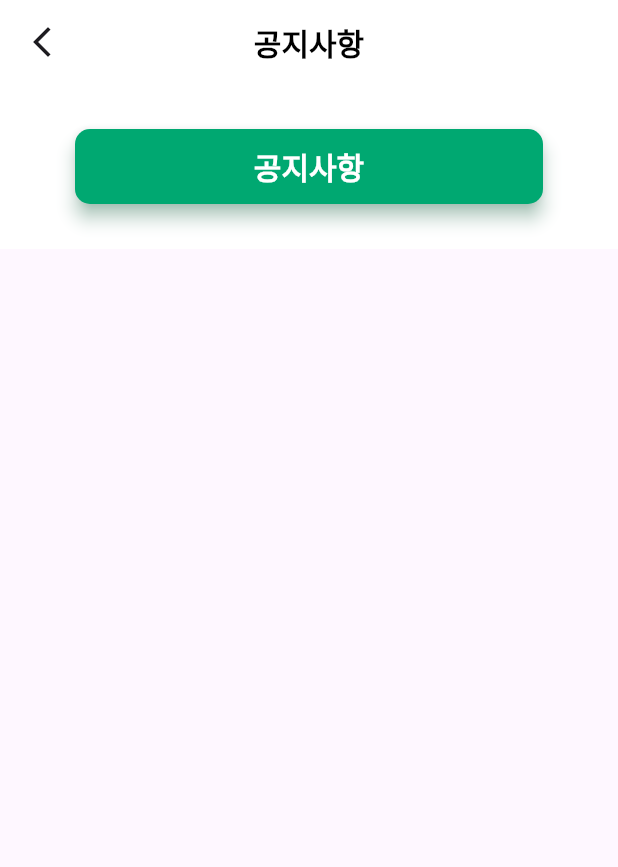
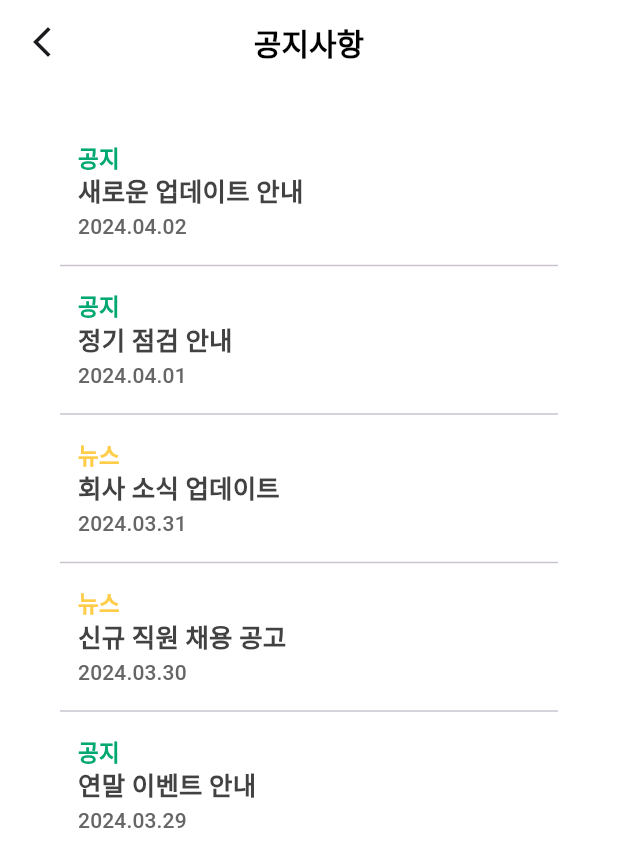
Before and after one commit to YonginUniv-AI-Service-LAB/YIU-AISL-Granity-App, a Flutter app: the NoticeListScreen screen opened directly, on a phone screen of 412 x 824 dp. Shown: the top 867 px of the screen. Run offline on Flutter 3.47's test engine with Material 3 defaults, Android fonts, the phone set to English and light mode, and no system bars; our stand-ins replace animated_custom_dropdown, dio, flutter_dotenv, flutter_riverpod, flutter_secure_storage, freezed_annotation and 1 more; accounts and stored records are empty; Roboto replaces fonts that are missing (Pretendard).

Commit message:
feat: 공지사항 목록 UI 작업 완료, 공지사항 상세보기 UI 작업중

```diff
--- /dev/null
+++ b/lib/data/noticeList.dart
@@ -0,0 +1,43 @@
+// 공지사항 테스트 데이터
+List<Map<String, dynamic>> notices_test_data = [
+  {
+    "id": 1,
+    "title": "새로운 업데이트 안내",
+    "contents": "시스템이 업데이트 되었습니다. 새로운 기능을 확인해보세요.",
+    "file": null,
+    "category": "공지",
+    "created_at": "2024.04.02"
+  },
+  {
+    "id": 2,
+    "title": "정기 점검 안내",
+    "contents": "이번 주 토요일에 정기 점검이 있을 예정입니다. 서비스 이용에 참고해 주세요.",
+    "file": null,
+    "category": "공지",
+    "created_at": "2024.04.01"
+  },
+  {
+    "id": 3,
+    "title": "회사 소식 업데이트",
+    "contents": "이번 달 회사 뉴스레터가 발행되었습니다. 많은 관심 부탁드립니다.",
+    "file": null,
+    "category": "뉴스",
+    "created_at": "2024.03.31"
+  },
+  {
+    "id": 4,
+    "title": "신규 직원 채용 공고",
+    "contents": "우리 회사에서 새로운 인재를 찾고 있습니다. 많은 지원 바랍니다.",
+    "file": null,
+    "category": "뉴스",
+    "created_at": "2024.03.30"
+  },
+  {
+    "id": 5,
+    "title": "연말 이벤트 안내",
+    "contents": "연말을 맞이하여 특별 이벤트를 준비했습니다. 참여 방법을 확인하세요.",
+    "file": null,
+    "category": "공지",
+    "created_at": "2024.03.29"
+  },
+];
--- a/lib/routes.dart
+++ b/lib/routes.dart
@@ -29,6 +29,12 @@ import 'package:granity/screens/major/student_council.dart';
 import 'package:granity/screens/major/student_list.dart';
 import 'package:granity/screens/message/message_form.dart';
 import 'package:granity/screens/message/message_list.dart';
+import 'package:granity/screens/notice/notice_detail.dart';
+import 'package:granity/screens/notice/notice_form.dart';
+import 'package:granity/screens/notice/notice_list.dart';
+import 'package:granity/screens/test/basic_listView.dart';
+import 'package:granity/screens/test/custom_listView.dart';
+import 'package:granity/screens/test/error_listView.dart';
 import 'package:granity/screens/user/comment_list.dart';
 import 'package:granity/screens/user/post_list.dart';
 import 'package:granity/screens/user/push_list.dart';
@@ -338,7 +344,7 @@ final GoRouter routes = GoRouter(
   routes: [
     // common
     GoRoute(path: '/', builder: (context, state) => const HomeScreen()),
-    GoRoute(path: '/join', builder: (context, state) => JoinScreen()),
+    GoRoute(path: '/join', builder: (context, state) => const JoinScreen()),
     GoRoute(path: '/login', builder: (context, state) => LoginScreen()),
     GoRoute(
         path: '/change/password',
@@ -417,13 +423,13 @@ final GoRouter routes = GoRouter(
 
     // notice
     GoRoute(
-        path: '/notice', builder: (context, state) => ProfessorListScreen()),
+        path: '/notice', builder: (context, state) => const NoticeListScreen()),
     GoRoute(
         path: '/notice/detail',
-        builder: (context, state) => ProfessorDetailScreen()),
+        builder: (context, state) =>
+            NoticeDetailScreen(notice: state.extra as dynamic)),
     GoRoute(
-        path: '/notice/form',
-        builder: (context, state) => ProfessorFormScreen()),
+        path: '/notice/form', builder: (context, state) => NoticeFormScreen()),
 
     // faq
     GoRoute(path: '/faq', builder: (context, state) => FaqListScreen()),
@@ -436,5 +442,14 @@ final GoRouter routes = GoRouter(
     GoRoute(
         path: '/message/form',
         builder: (context, state) => MessageFormScreen()),
+    GoRoute(
+        path: '/test/listview/basic',
+        builder: (context, state) => const TestBasicListViewScreen()),
+    GoRoute(
+        path: '/test/listview/error',
+        builder: (context, state) => const TestErrorListViewScreen()),
+    GoRoute(
+        path: '/test/listview/custom',
+        builder: (context, state) => const TestCustomListViewScreen()),
   ],
 );
--- a/lib/screens/notice/notice_list.dart
+++ b/lib/screens/notice/notice_list.dart
@@ -1,22 +1,17 @@
 import 'package:flutter/material.dart';
+import 'package:go_router/go_router.dart';
+import 'package:granity/data/noticeList.dart';
 import 'package:granity/widgets/BaseAppBar.dart';
-import 'package:granity/widgets/buttonWidgets/main_color_button.dart';
-
-const List<String> list = <String>['One', 'Two', 'Three', 'Four'];
+import 'package:granity/widgets/groupWidgets/notice_item.dart';
 
 class NoticeListScreen extends StatefulWidget {
-  final emailController = TextEditingController();
-  final pwdController = TextEditingController();
-
-  NoticeListScreen({super.key});
+  const NoticeListScreen({super.key});
 
   @override
   State<NoticeListScreen> createState() => _NoticeListScreenState();
 }
 
 class _NoticeListScreenState extends State<NoticeListScreen> {
-  String dropdownValue = list.first;
-
   @override
   Widget build(BuildContext context) {
     return GestureDetector(
@@ -24,15 +19,23 @@ class _NoticeListScreenState extends State<NoticeListScreen> {
         child: Scaffold(
             appBar: BaseAppBar(appBar: AppBar(), title: "공지사항", center: true),
             body: Container(
-              color: Colors.white,
-              padding: const EdgeInsets.fromLTRB(50, 30, 50, 30),
-              margin: const EdgeInsets.only(bottom: 30),
-              child: SingleChildScrollView(
-                child: Column(children: [
-                  MainColorButtonWidget(
-                      title: '공지사항', onPressed: () => {print('로그인')})
-                ]),
-              ),
-            )));
+                color: Colors.white,
+                padding: const EdgeInsets.fromLTRB(40, 30, 40, 30),
+                child: ListView.separated(
+                    separatorBuilder: (BuildContext ctx, int idx) {
+                      return const Divider(
+                          // height: 40,
+                          );
+                    },
+                    itemCount: notices_test_data.length,
+                    itemBuilder: (BuildContext context, int index) {
+                      dynamic notice = notices_test_data[index];
+                      return NoticeItemWidget(
+                          title: notice['title'],
+                          category: notice['category'],
+                          created_at: notice['created_at'],
+                          onPressed: () =>
+                              {context.push('/notice/detail', extra: notice)});
+                    }))));
   }
 }
--- /dev/null
+++ b/lib/widgets/groupWidgets/notice_item.dart
@@ -0,0 +1,54 @@
+import 'package:flutter/material.dart';
+import 'package:granity/design/colors.dart';
+
+// 섹션 타이틀 그룹 - 제목, 부제목(설명)
+Widget NoticeItemWidget({
+  required title,
+  required category,
+  required created_at,
+  required Function() onPressed,
+}) {
+  return TextButton(
+      style: ElevatedButton.styleFrom(
+          shape:
+              RoundedRectangleBorder(borderRadius: BorderRadius.circular(10)),
+          foregroundColor: ColorStyles.textDisableColor,
+          alignment: Alignment.centerLeft,
+          backgroundColor: Colors.white,
+          elevation: 0),
+      onPressed: onPressed,
+      child: (Column(
+        crossAxisAlignment: CrossAxisAlignment.start,
+        children: [
+          category == "공지"
+              ? Text(
+                  category,
+                  style: const TextStyle(
+                      color: ColorStyles.appMainColor,
+                      fontSize: 15,
+                      fontWeight: FontWeight.w600),
+                )
+              : Text(
+                  category,
+                  style: const TextStyle(
+                      color: ColorStyles.statusYellow,
+                      fontSize: 15,
+                      fontWeight: FontWeight.w600),
+                ),
+          Text(
+            title,
+            style: const TextStyle(
+                color: ColorStyles.textBlackColor,
+                fontSize: 17,
+                fontWeight: FontWeight.w700),
+          ),
+          Text(
+            created_at,
+            style: const TextStyle(
+              color: ColorStyles.textBodyColor,
+              fontSize: 14,
+            ),
+          )
+        ],
+      )));
+}
```
Also changed, not shown: lib/models/user_model.dart (+3 -5 lines), lib/screens/home/main.dart (+23 -13 lines), lib/screens/notice/notice_detail.dart (+37 -10 lines), lib/widgets/groupWidgets/board_item.dart (added, +32 -0 lines), 3 other files.
